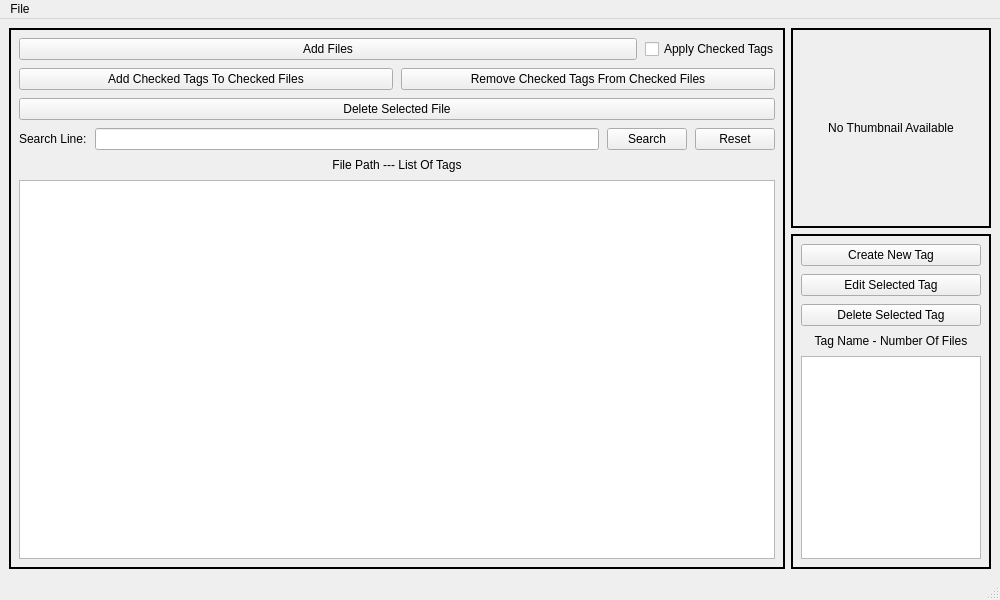
8Haze/File_Tagger, file main_window.ui: the form before one commit.
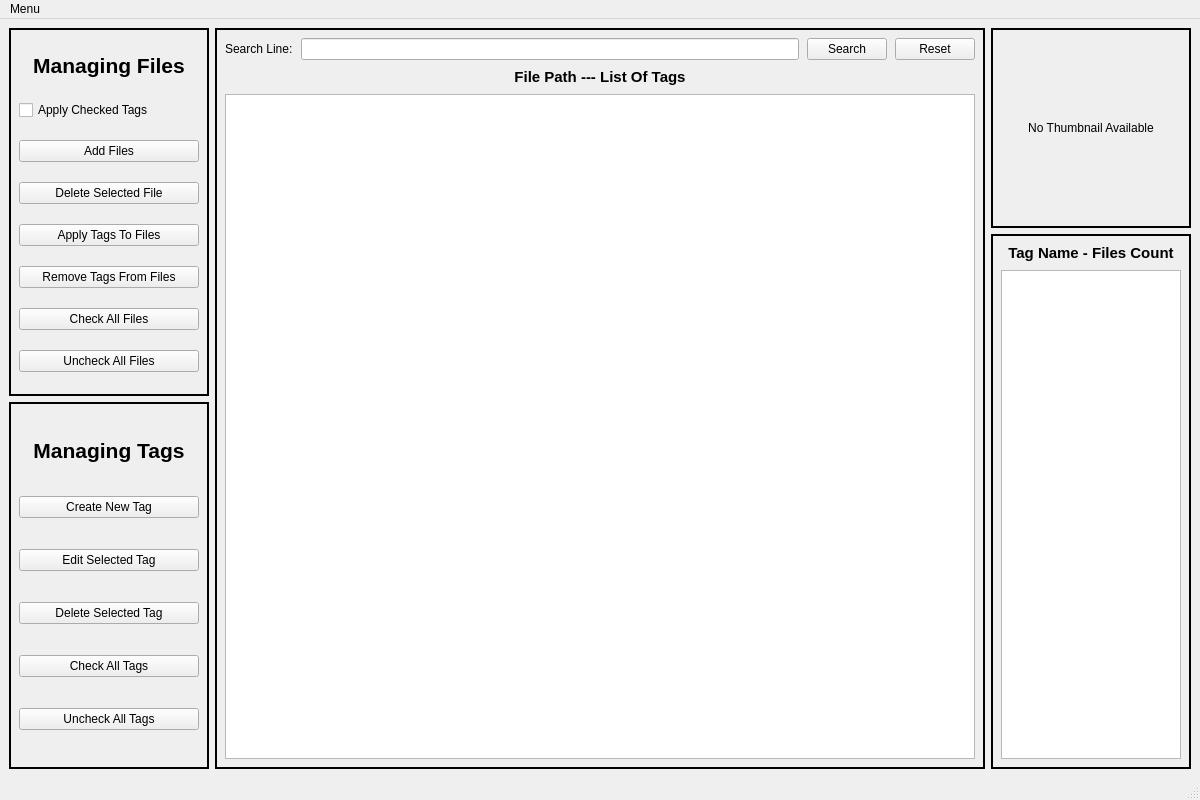
The form after the commit.

```diff
--- a/main_window.ui
+++ b/main_window.ui
@@ -6,8 +6,8 @@
    <rect>
     <x>0</x>
     <y>0</y>
-    <width>1000</width>
-    <height>600</height>
+    <width>1200</width>
+    <height>800</height>
    </rect>
   </property>
   <property name="windowTitle">
@@ -15,6 +15,314 @@
   </property>
   <widget class="QWidget" name="central_widget">
    <layout class="QHBoxLayout" name="horizontalLayout">
+    <item>
+     <widget class="QFrame" name="data_management_layout">
+      <property name="minimumSize">
+       <size>
+        <width>200</width>
+        <height>0</height>
+       </size>
+      </property>
+      <property name="maximumSize">
+       <size>
+        <width>200</width>
+        <height>16777215</height>
+       </size>
+      </property>
+      <layout class="QVBoxLayout" name="internal_data_management_layout">
+       <property name="leftMargin">
+        <number>0</number>
+       </property>
+       <property name="topMargin">
+        <number>0</number>
+       </property>
+       <property name="rightMargin">
+        <number>0</number>
+       </property>
+       <property name="bottomMargin">
+        <number>0</number>
+       </property>
+       <item>
+        <widget class="QFrame" name="files_management_layout">
+         <property name="minimumSize">
+          <size>
+           <width>200</width>
+           <height>250</height>
+          </size>
+         </property>
+         <property name="maximumSize">
+          <size>
+           <width>16777215</width>
+           <height>16777215</height>
+          </size>
+         </property>
+         <property name="frameShape">
+          <enum>QFrame::Shape::Box</enum>
+         </property>
+         <property name="lineWidth">
+          <number>2</number>
+         </property>
+         <property name="midLineWidth">
+          <number>2</number>
+         </property>
+         <layout class="QVBoxLayout" name="internal_files_management_layout">
+          <property name="spacing">
+           <number>8</number>
+          </property>
+          <property name="leftMargin">
+           <number>8</number>
+          </property>
+          <property name="topMargin">
+           <number>8</number>
+          </property>
+          <property name="rightMargin">
+           <number>8</number>
+          </property>
+          <property name="bottomMargin">
+           <number>8</number>
+          </property>
+          <item>
+           <widget class="QLabel" name="files_management_label">
+            <property name="minimumSize">
+             <size>
+              <width>0</width>
+              <height>30</height>
+             </size>
+            </property>
+            <property name="maximumSize">
+             <size>
+              <width>16777215</width>
+              <height>30</height>
+             </size>
+            </property>
+            <property name="font">
+             <font>
+              <pointsize>16</pointsize>
+              <bold>true</bold>
+             </font>
+            </property>
+            <property name="text">
+             <string>Managing Files</string>
+            </property>
+            <property name="alignment">
+             <set>Qt::AlignmentFlag::AlignCenter</set>
+            </property>
+           </widget>
+          </item>
+          <item>
+           <widget class="QCheckBox" name="add_files_tags_checkbox">
+            <property name="maximumSize">
+             <size>
+              <width>16777215</width>
+              <height>16777215</height>
+             </size>
+            </property>
+            <property name="toolTip">
+             <string>&lt;html&gt;&lt;head/&gt;&lt;body&gt;&lt;p&gt;When this checkbox is set, the files you select to add to your list will be automatically initialized with all the tags that are currently checked on the tags list.&lt;/p&gt;&lt;/body&gt;&lt;/html&gt;</string>
+            </property>
+            <property name="layoutDirection">
+             <enum>Qt::LayoutDirection::LeftToRight</enum>
+            </property>
+            <property name="text">
+             <string>Apply Checked Tags</string>
+            </property>
+           </widget>
+          </item>
+          <item>
+           <widget class="QPushButton" name="add_files_button">
+            <property name="toolTip">
+             <string>&lt;html&gt;&lt;head/&gt;&lt;body&gt;&lt;p&gt;Choose one or more files from your computer to add to the program's catalog. &lt;/p&gt;&lt;p&gt;They can later be tagged however you want.&lt;/p&gt;&lt;p&gt;The program does not check for duplicate file paths.&lt;/p&gt;&lt;/body&gt;&lt;/html&gt;</string>
+            </property>
+            <property name="text">
+             <string>Add Files</string>
+            </property>
+           </widget>
+          </item>
+          <item>
+           <widget class="QPushButton" name="delete_file_button">
+            <property name="toolTip">
+             <string>&lt;html&gt;&lt;head/&gt;&lt;body&gt;&lt;p&gt;Remove the currently selected (highlighted) file.&lt;/p&gt;&lt;/body&gt;&lt;/html&gt;</string>
+            </property>
+            <property name="text">
+             <string>Delete Selected File</string>
+            </property>
+           </widget>
+          </item>
+          <item>
+           <widget class="QPushButton" name="add_tags_to_files_button">
+            <property name="toolTip">
+             <string>&lt;html&gt;&lt;head/&gt;&lt;body&gt;&lt;p&gt;Apply all currently checked tags to all currently checked files.&lt;/p&gt;&lt;p&gt;Duplicate tags will be skipped automatically.&lt;/p&gt;&lt;/body&gt;&lt;/html&gt;</string>
+            </property>
+            <property name="text">
+             <string>Apply Tags To Files</string>
+            </property>
+           </widget>
+          </item>
+          <item>
+           <widget class="QPushButton" name="remove_tags_from_files_button">
+            <property name="toolTip">
+             <string>&lt;html&gt;&lt;head/&gt;&lt;body&gt;&lt;p&gt;Remove all currently checked tags from all currently checked files.&lt;/p&gt;&lt;/body&gt;&lt;/html&gt;</string>
+            </property>
+            <property name="text">
+             <string>Remove Tags From Files</string>
+            </property>
+           </widget>
+          </item>
+          <item>
+           <widget class="QPushButton" name="check_all_files_button">
+            <property name="toolTip">
+             <string>&lt;html&gt;&lt;head/&gt;&lt;body&gt;&lt;p&gt;Check the box for every currently existing file.&lt;/p&gt;&lt;p&gt;Skips any files that are not currently visible (due to being filitered out by the search function).&lt;/p&gt;&lt;/body&gt;&lt;/html&gt;</string>
+            </property>
+            <property name="text">
+             <string>Check All Files</string>
+            </property>
+           </widget>
+          </item>
+          <item>
+           <widget class="QPushButton" name="uncheck_all_files_button">
+            <property name="toolTip">
+             <string>&lt;html&gt;&lt;head/&gt;&lt;body&gt;&lt;p&gt;Uncheck the box for every currently existing file.&lt;/p&gt;&lt;p&gt;Skips any files that are not currently visible (due to being filitered out by the search function).&lt;/p&gt;&lt;/body&gt;&lt;/html&gt;</string>
+            </property>
+            <property name="text">
+             <string>Uncheck All Files</string>
+            </property>
+           </widget>
+          </item>
+         </layout>
+        </widget>
+       </item>
+       <item>
+        <widget class="QFrame" name="tags_management_layout">
+         <property name="minimumSize">
+          <size>
+           <width>200</width>
+           <height>250</height>
+          </size>
+         </property>
+         <property name="maximumSize">
+          <size>
+           <width>16777215</width>
+           <height>16777215</height>
+          </size>
+         </property>
+         <property name="frameShape">
+          <enum>QFrame::Shape::Box</enum>
+         </property>
+         <property name="lineWidth">
+          <number>2</number>
+         </property>
+         <property name="midLineWidth">
+          <number>2</number>
+         </property>
+         <layout class="QVBoxLayout" name="internal_tags_management_layout">
+          <property name="spacing">
+           <number>8</number>
+          </property>
+          <property name="leftMargin">
+           <number>8</number>
+          </property>
+          <property name="topMargin">
+           <number>8</number>
+          </property>
+          <property name="rightMargin">
+           <number>8</number>
+          </property>
+          <property name="bottomMargin">
+           <number>8</number>
+          </property>
+          <item>
+           <widget class="QLabel" name="tags_management_label">
+            <property name="minimumSize">
+             <size>
+              <width>0</width>
+              <height>30</height>
+             </size>
+            </property>
+            <property name="maximumSize">
+             <size>
+              <width>16777215</width>
+              <height>30</height>
+             </size>
+            </property>
+            <property name="font">
+             <font>
+              <pointsize>16</pointsize>
+              <bold>true</bold>
+             </font>
+            </property>
+            <property name="text">
+             <string>Managing Tags</string>
+            </property>
+            <property name="alignment">
+             <set>Qt::AlignmentFlag::AlignCenter</set>
+            </property>
+           </widget>
+          </item>
+          <item>
+           <widget class="QPushButton" name="create_tag_button">
+            <property name="maximumSize">
+             <size>
+              <width>16777215</width>
+              <height>16777215</height>
+             </size>
+            </property>
+            <property name="toolTip">
+             <string>&lt;html&gt;&lt;head/&gt;&lt;body&gt;&lt;p&gt;Create a new tag. &lt;/p&gt;&lt;p&gt;It will not be assigned to any files at first, you can apply it to checked files later.&lt;/p&gt;&lt;p&gt;Tags with 0 attached files are not saved on disk.&lt;/p&gt;&lt;/body&gt;&lt;/html&gt;</string>
+            </property>
+            <property name="text">
+             <string>Create New Tag</string>
+            </property>
+            <property name="checkable">
+             <bool>false</bool>
+            </property>
+           </widget>
+          </item>
+          <item>
+           <widget class="QPushButton" name="edit_tag_button">
+            <property name="toolTip">
+             <string>&lt;html&gt;&lt;head/&gt;&lt;body&gt;&lt;p&gt;Edit the currently selected (highlighted) tag's name.&lt;/p&gt;&lt;p&gt;It will be updated across all files that include it.&lt;/p&gt;&lt;/body&gt;&lt;/html&gt;</string>
+            </property>
+            <property name="text">
+             <string>Edit Selected Tag</string>
+            </property>
+           </widget>
+          </item>
+          <item>
+           <widget class="QPushButton" name="delete_tag_button">
+            <property name="toolTip">
+             <string>&lt;html&gt;&lt;head/&gt;&lt;body&gt;&lt;p&gt;Delete the currently selected (highlighted) tag.&lt;/p&gt;&lt;p&gt;It will also be removed from any files that include it.&lt;/p&gt;&lt;/body&gt;&lt;/html&gt;</string>
+            </property>
+            <property name="text">
+             <string>Delete Selected Tag</string>
+            </property>
+           </widget>
+          </item>
+          <item>
+           <widget class="QPushButton" name="check_all_tags_button">
+            <property name="toolTip">
+             <string>&lt;html&gt;&lt;head/&gt;&lt;body&gt;&lt;p&gt;Check the box for every currently existing tag.&lt;/p&gt;&lt;/body&gt;&lt;/html&gt;</string>
+            </property>
+            <property name="text">
+             <string>Check All Tags</string>
+            </property>
+           </widget>
+          </item>
+          <item>
+           <widget class="QPushButton" name="uncheck_all_tags_button">
+            <property name="toolTip">
+             <string>&lt;html&gt;&lt;head/&gt;&lt;body&gt;&lt;p&gt;Uncheck the box for every currently existing tag.&lt;/p&gt;&lt;/body&gt;&lt;/html&gt;</string>
+            </property>
+            <property name="text">
+             <string>Uncheck All Tags</string>
+            </property>
+           </widget>
+          </item>
+         </layout>
+        </widget>
+       </item>
+      </layout>
+     </widget>
+    </item>
     <item>
      <widget class="QFrame" name="files_layout">
       <property name="frameShape">
@@ -42,73 +350,6 @@
        <property name="bottomMargin">
         <number>8</number>
        </property>
-       <item>
-        <layout class="QHBoxLayout" name="add_files_layout">
-         <item>
-          <widget class="QPushButton" name="add_files_button">
-           <property name="toolTip">
-            <string>&lt;html&gt;&lt;head/&gt;&lt;body&gt;&lt;p&gt;Choose one or more files from your computer to add to the program's catalog. &lt;/p&gt;&lt;p&gt;They can later be tagged however you want.&lt;/p&gt;&lt;p&gt;The program does not check for duplicate file paths.&lt;/p&gt;&lt;/body&gt;&lt;/html&gt;</string>
-           </property>
-           <property name="text">
-            <string>Add Files</string>
-           </property>
-          </widget>
-         </item>
-         <item>
-          <widget class="QCheckBox" name="add_files_tags_checkbox">
-           <property name="maximumSize">
-            <size>
-             <width>130</width>
-             <height>16777215</height>
-            </size>
-           </property>
-           <property name="toolTip">
-            <string>&lt;html&gt;&lt;head/&gt;&lt;body&gt;&lt;p&gt;When this checkbox is set, the files you select to add to your list will be automatically initialized with all the tags that are currently checked on the tags list.&lt;/p&gt;&lt;/body&gt;&lt;/html&gt;</string>
-           </property>
-           <property name="layoutDirection">
-            <enum>Qt::LayoutDirection::LeftToRight</enum>
-           </property>
-           <property name="text">
-            <string>Apply Checked Tags</string>
-           </property>
-          </widget>
-         </item>
-        </layout>
-       </item>
-       <item>
-        <layout class="QHBoxLayout" name="files_tagging_buttons_layout">
-         <item>
-          <widget class="QPushButton" name="add_tags_to_files_button">
-           <property name="toolTip">
-            <string>&lt;html&gt;&lt;head/&gt;&lt;body&gt;&lt;p&gt;Add all currently checked tags to all currently checked files.&lt;/p&gt;&lt;p&gt;Duplicate tags will be skipped.&lt;/p&gt;&lt;/body&gt;&lt;/html&gt;</string>
-           </property>
-           <property name="text">
-            <string>Add Checked Tags To Checked Files</string>
-           </property>
-          </widget>
-         </item>
-         <item>
-          <widget class="QPushButton" name="remove_tags_from_files_button">
-           <property name="toolTip">
-            <string>&lt;html&gt;&lt;head/&gt;&lt;body&gt;&lt;p&gt;Remove all currently checked tags from all currently checked files.&lt;/p&gt;&lt;/body&gt;&lt;/html&gt;</string>
-           </property>
-           <property name="text">
-            <string>Remove Checked Tags From Checked Files</string>
-           </property>
-          </widget>
-         </item>
-        </layout>
-       </item>
-       <item>
-        <widget class="QPushButton" name="delete_file_button">
-         <property name="toolTip">
-          <string>&lt;html&gt;&lt;head/&gt;&lt;body&gt;&lt;p&gt;Remove the currently selected (highlighted) file.&lt;/p&gt;&lt;/body&gt;&lt;/html&gt;</string>
-         </property>
-         <property name="text">
-          <string>Delete Selected File</string>
-         </property>
-        </widget>
-       </item>
        <item>
         <layout class="QHBoxLayout" name="searching_layout">
          <item>
@@ -149,6 +390,12 @@
        </item>
        <item>
         <widget class="QLabel" name="files_list_label">
+         <property name="font">
+          <font>
+           <pointsize>11</pointsize>
+           <bold>true</bold>
+          </font>
+         </property>
          <property name="toolTip">
           <string>&lt;html&gt;&lt;head/&gt;&lt;body&gt;&lt;p&gt;The list below contains the files and all the tags they're associated with.&lt;/p&gt;&lt;p&gt;Double-click on a file to open it with matching software on your computer.&lt;/p&gt;&lt;/body&gt;&lt;/html&gt;</string>
          </property>
@@ -312,45 +559,6 @@
           <property name="bottomMargin">
            <number>8</number>
           </property>
-          <item>
-           <widget class="QPushButton" name="create_tag_button">
-            <property name="maximumSize">
-             <size>
-              <width>16777215</width>
-              <height>16777215</height>
-             </size>
-            </property>
-            <property name="toolTip">
-             <string>&lt;html&gt;&lt;head/&gt;&lt;body&gt;&lt;p&gt;Create a new tag. &lt;/p&gt;&lt;p&gt;It will not be assigned to any files at first, you can apply it to checked files later.&lt;/p&gt;&lt;p&gt;Tags with 0 attached files are not saved on disk.&lt;/p&gt;&lt;/body&gt;&lt;/html&gt;</string>
-            </property>
-            <property name="text">
-             <string>Create New Tag</string>
-            </property>
-            <property name="checkable">
-             <bool>false</bool>
-            </property>
-           </widget>
-          </item>
-          <item>
-           <widget class="QPushButton" name="edit_tag_button">
-            <property name="toolTip">
-             <string>&lt;html&gt;&lt;head/&gt;&lt;body&gt;&lt;p&gt;Edit the currently selected (highlighted) tag's name.&lt;/p&gt;&lt;p&gt;It will be updated across all files that currently include it.&lt;/p&gt;&lt;/body&gt;&lt;/html&gt;</string>
-            </property>
-            <property name="text">
-             <string>Edit Selected Tag</string>
-            </property>
-           </widget>
-          </item>
-          <item>
-           <widget class="QPushButton" name="delete_tag_button">
-            <property name="toolTip">
-             <string>&lt;html&gt;&lt;head/&gt;&lt;body&gt;&lt;p&gt;Delete the currently selected (highlighted) tag.&lt;/p&gt;&lt;p&gt;It will also be removed from any files that currently include it.&lt;/p&gt;&lt;/body&gt;&lt;/html&gt;</string>
-            </property>
-            <property name="text">
-             <string>Delete Selected Tag</string>
-            </property>
-           </widget>
-          </item>
           <item>
            <widget class="QLabel" name="tags_list_label">
             <property name="minimumSize">
@@ -359,6 +567,12 @@
               <height>0</height>
              </size>
             </property>
+            <property name="font">
+             <font>
+              <pointsize>11</pointsize>
+              <bold>true</bold>
+             </font>
+            </property>
             <property name="toolTip">
              <string>&lt;html&gt;&lt;head/&gt;&lt;body&gt;&lt;p&gt;The list below contains the tags that can be used to mark your files with.&lt;/p&gt;&lt;p&gt;The list keeps track of how many files are using a given tag.&lt;/p&gt;&lt;p&gt;Checking the boxes of tags affects other functionality, refer to respective tooltips to learn more.&lt;/p&gt;&lt;/body&gt;&lt;/html&gt;</string>
             </property>
@@ -375,7 +589,7 @@
              <number>0</number>
             </property>
             <property name="text">
-             <string>Tag Name - Number Of Files</string>
+             <string>Tag Name - Files Count</string>
             </property>
             <property name="alignment">
              <set>Qt::AlignmentFlag::AlignCenter</set>
@@ -441,13 +655,13 @@
     <rect>
      <x>0</x>
      <y>0</y>
-     <width>1000</width>
+     <width>1200</width>
      <height>21</height>
     </rect>
    </property>
    <widget class="QMenu" name="menu_file">
     <property name="title">
-     <string>File</string>
+     <string>Menu</string>
     </property>
     <addaction name="action_save"/>
     <addaction name="separator"/>
```
Left out of the diff: 45 changed lines with no effect on the pictures.
